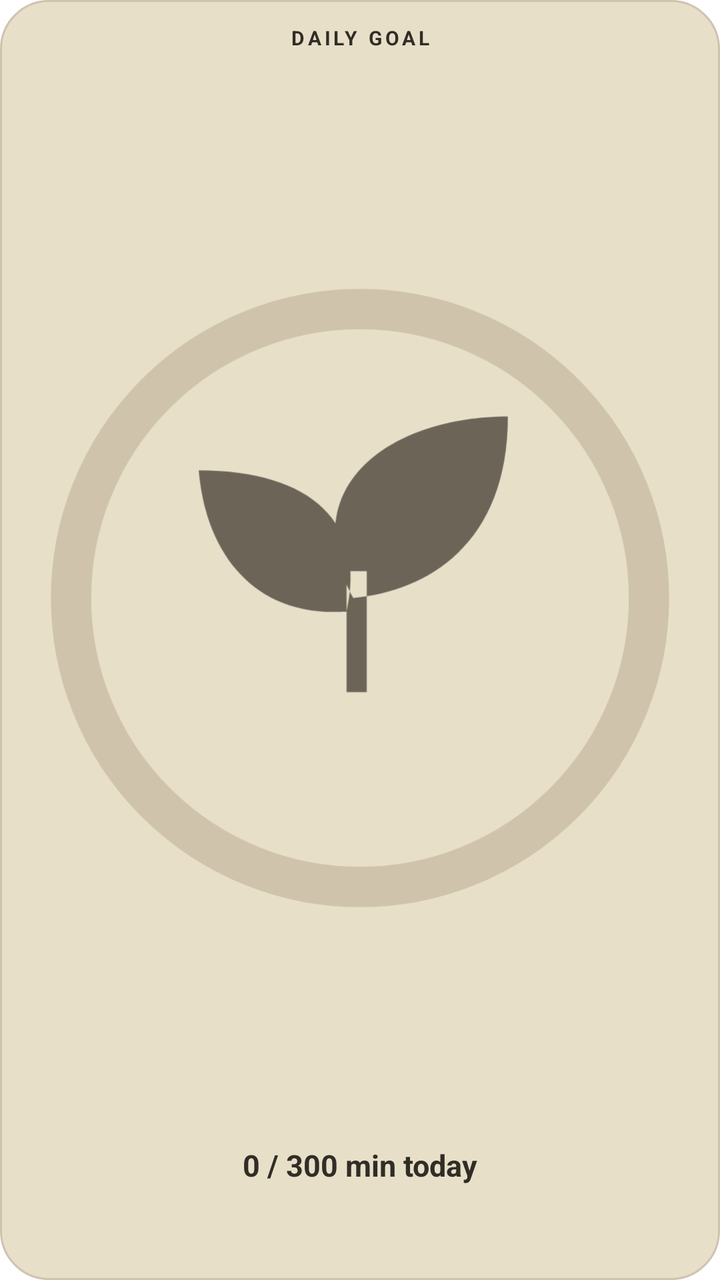
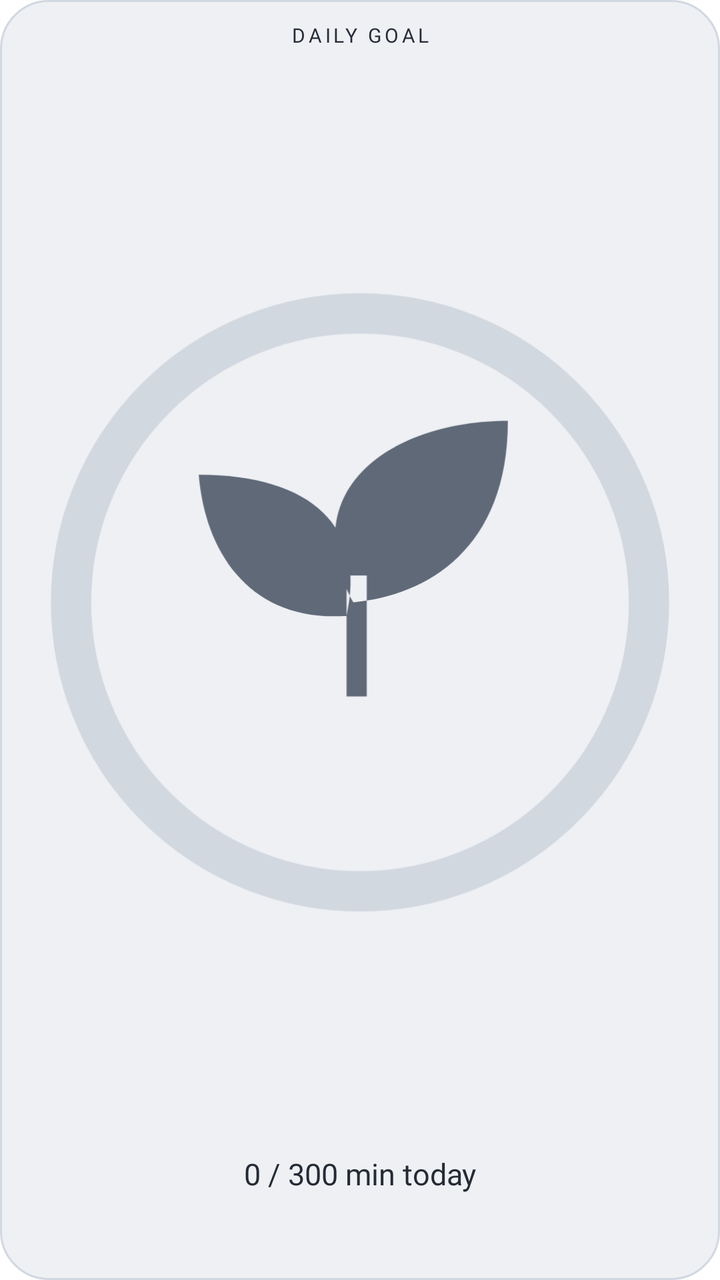

The first picture is an Android layout as it rendered before a commit; the second is the same layout after the commit. The layout source and the unified diff follow.
<!-- AndroidManifest.xml: fallback theme Theme.MaterialComponents.DayNight.NoActionBar -->
<!-- res/layout/ff_goal_widget.xml -->
<LinearLayout xmlns:android="http://schemas.android.com/apk/res/android"
    android:id="@+id/widget_root"
    android:layout_width="match_parent"
    android:layout_height="match_parent"
    android:orientation="vertical"
    android:gravity="center"
    android:padding="12dp"
    android:background="@drawable/ff_widget_background">
    <TextView
        android:id="@+id/widget_title"
        android:layout_width="match_parent"
        android:layout_height="wrap_content"
        android:gravity="center"
        android:text="DAILY GOAL"
        android:textSize="10sp"
        android:letterSpacing="0.16"
        android:textStyle="bold" android:textColor="@color/ff_widget_ink" />
    <ImageView
        android:id="@+id/widget_dial" android:src="@drawable/ff_widget_goal_preview"
        android:layout_width="match_parent"
        android:layout_height="0dp"
        android:layout_weight="1"
        android:layout_marginVertical="6dp"
        android:scaleType="fitCenter"
        android:contentDescription="Daily goal completion percentage" />
    <TextView
        android:id="@+id/widget_progress"
        android:layout_width="match_parent"
        android:layout_height="wrap_content"
        android:gravity="center"
        android:text="0 / 300 min today"
        android:textSize="15sp"
        android:textStyle="bold" android:textColor="@color/ff_widget_ink" />
    <TextView
        android:id="@+id/widget_subject"
        android:layout_width="match_parent"
        android:layout_height="wrap_content"
        android:gravity="center"
        android:textSize="11sp"
        android:layout_marginTop="4dp" android:textColor="@color/ff_widget_ink" />
    <TextView
        android:id="@+id/widget_caption"
        android:layout_width="match_parent"
        android:layout_height="wrap_content"
        android:gravity="center"
        android:textSize="10sp"
        android:maxLines="1" android:ellipsize="end"
        android:layout_marginTop="3dp" android:textColor="@color/ff_widget_ink" />
</LinearLayout>
<!-- resources referenced by this layout -->
<resources>
  <color name="ff_widget_ink">#302D26</color>
  <!-- drawable ff_widget_background (drawable) -->
  <shape xmlns:android="http://schemas.android.com/apk/res/android">
      <corners android:radius="24dp" />
      <solid android:color="@color/ff_widget_surface" />
      <stroke android:width="1dp" android:color="@color/ff_widget_outline" />
  </shape>
  <!-- drawable ff_widget_goal_preview (drawable) -->
  <vector xmlns:android="http://schemas.android.com/apk/res/android"
      android:width="160dp" android:height="160dp" android:viewportWidth="100" android:viewportHeight="100">
      <path android:strokeColor="@color/ff_widget_outline" android:strokeWidth="6" android:fillColor="#00000000" android:pathData="M50,7a43,43 0,1 0,0 86a43,43 0,1 0,0 -86z" />
      <path android:fillColor="@color/ff_widget_secondary" android:pathData="M48,52C34,53 27,43 26,31C43,31 51,39 48,52zM49,50C40,33 55,23 72,23C72,42 60,49 49,50zM48,64h3v-18h-3z" />
  </vector>
  <color name="ff_widget_surface">#E8DFC9</color>
  <color name="ff_widget_outline">#CFC4AB</color>
  <color name="ff_widget_secondary">#6C6557</color>
</resources>

<!-- the commit's change to res/layout/ff_goal_widget.xml (unified diff, before → after) -->
@@ -7,14 +7,14 @@
     android:padding="12dp"
     android:background="@drawable/ff_widget_background">
     <TextView
-        android:id="@+id/widget_title"
+        android:id="@+id/widget_title" style="@style/WidgetEyebrow"
         android:layout_width="match_parent"
         android:layout_height="wrap_content"
         android:gravity="center"
         android:text="DAILY GOAL"
         android:textSize="10sp"
         android:letterSpacing="0.16"
-        android:textStyle="bold" android:textColor="@color/ff_widget_ink" />
+        android:textColor="@color/ff_widget_ink" />
     <ImageView
         android:id="@+id/widget_dial" android:src="@drawable/ff_widget_goal_preview"
         android:layout_width="match_parent"
@@ -24,22 +24,22 @@
         android:scaleType="fitCenter"
         android:contentDescription="Daily goal completion percentage" />
     <TextView
-        android:id="@+id/widget_progress"
+        android:id="@+id/widget_progress" style="@style/WidgetBody"
         android:layout_width="match_parent"
         android:layout_height="wrap_content"
         android:gravity="center"
         android:text="0 / 300 min today"
         android:textSize="15sp"
-        android:textStyle="bold" android:textColor="@color/ff_widget_ink" />
+        android:textColor="@color/ff_widget_ink" />
     <TextView
-        android:id="@+id/widget_subject"
+        android:id="@+id/widget_subject" style="@style/WidgetBody"
         android:layout_width="match_parent"
         android:layout_height="wrap_content"
         android:gravity="center"
         android:textSize="11sp"
         android:layout_marginTop="4dp" android:textColor="@color/ff_widget_ink" />
     <TextView
-        android:id="@+id/widget_caption"
+        android:id="@+id/widget_caption" style="@style/WidgetCaption"
         android:layout_width="match_parent"
         android:layout_height="wrap_content"
         android:gravity="center"
<!-- resource entries referenced after the edit -->
@@ -1,6 +1,6 @@
 <!-- resources referenced by this layout -->
 <resources>
-  <color name="ff_widget_ink">#302D26</color>
+  <color name="ff_widget_ink">#252B35</color>
   <!-- drawable ff_widget_background (drawable) -->
   <shape xmlns:android="http://schemas.android.com/apk/res/android">
       <corners android:radius="24dp" />
@@ -13,8 +13,23 @@
       <path android:strokeColor="@color/ff_widget_outline" android:strokeWidth="6" android:fillColor="#00000000" android:pathData="M50,7a43,43 0,1 0,0 86a43,43 0,1 0,0 -86z" />
       <path android:fillColor="@color/ff_widget_secondary" android:pathData="M48,52C34,53 27,43 26,31C43,31 51,39 48,52zM49,50C40,33 55,23 72,23C72,42 60,49 49,50zM48,64h3v-18h-3z" />
   </vector>
-  <color name="ff_widget_surface">#E8DFC9</color>
-  <color name="ff_widget_outline">#CFC4AB</color>
-  <color name="ff_widget_secondary">#6C6557</color>
+  <style name="WidgetBody">
+          <item name="android:fontFamily">sans-serif</item>
+          <item name="android:includeFontPadding">false</item>
+          <item name="android:textSize">12sp</item>
+          <item name="android:textColor">@color/ff_widget_secondary</item>
+          <item name="android:maxLines">1</item>
+          <item name="android:ellipsize">end</item>
+      </style>
+  <style name="WidgetCaption" parent="WidgetBody">
+          <item name="android:textSize">10sp</item>
+      </style>
+  <style name="WidgetEyebrow" parent="WidgetBody">
+          <item name="android:textSize">10sp</item>
+          <item name="android:letterSpacing">0.1</item>
+      </style>
+  <color name="ff_widget_surface">#EEF0F4</color>
+  <color name="ff_widget_outline">#D2D8E0</color>
+  <color name="ff_widget_secondary">#606977</color>
 </resources>
 
